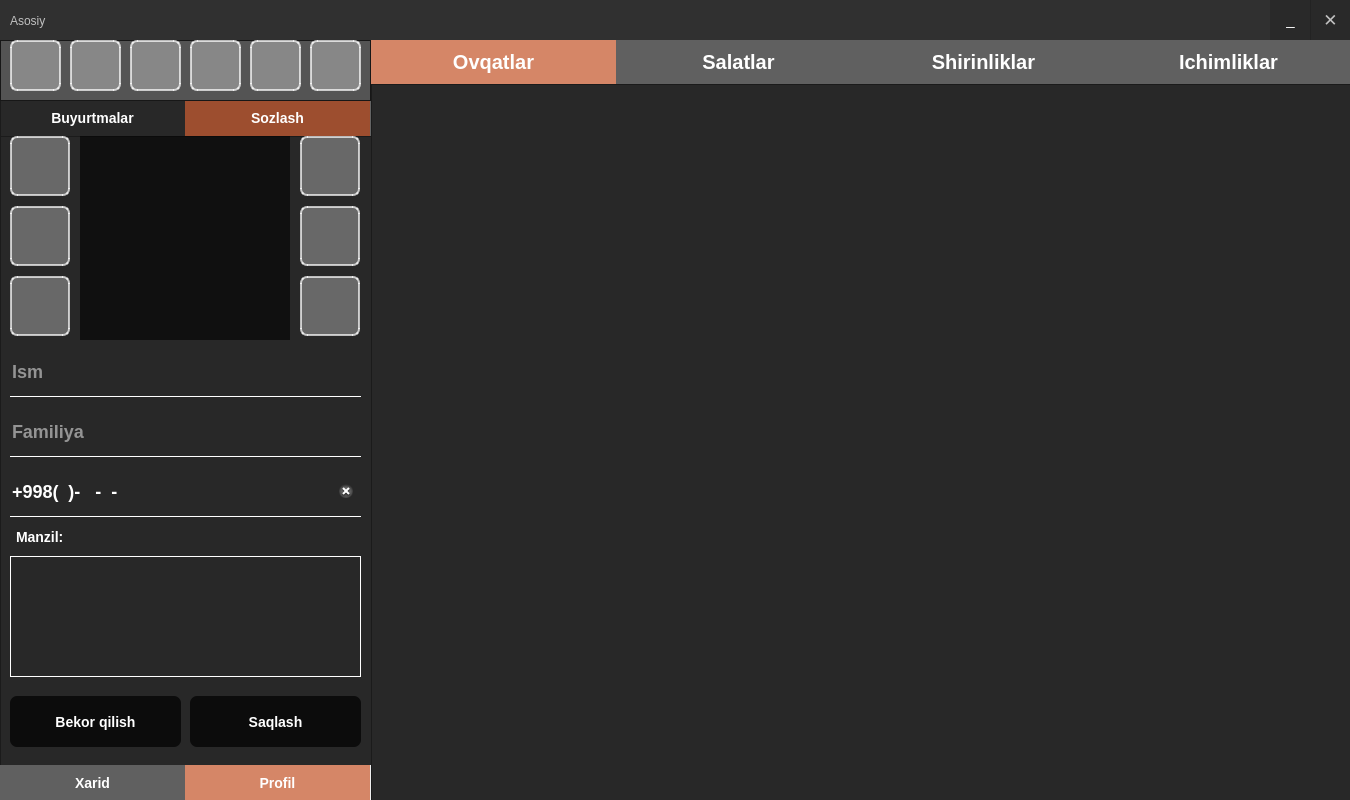
Ahmadjon-Ergashev/Restaurant, file design/main_user.ui: the form before one commit.
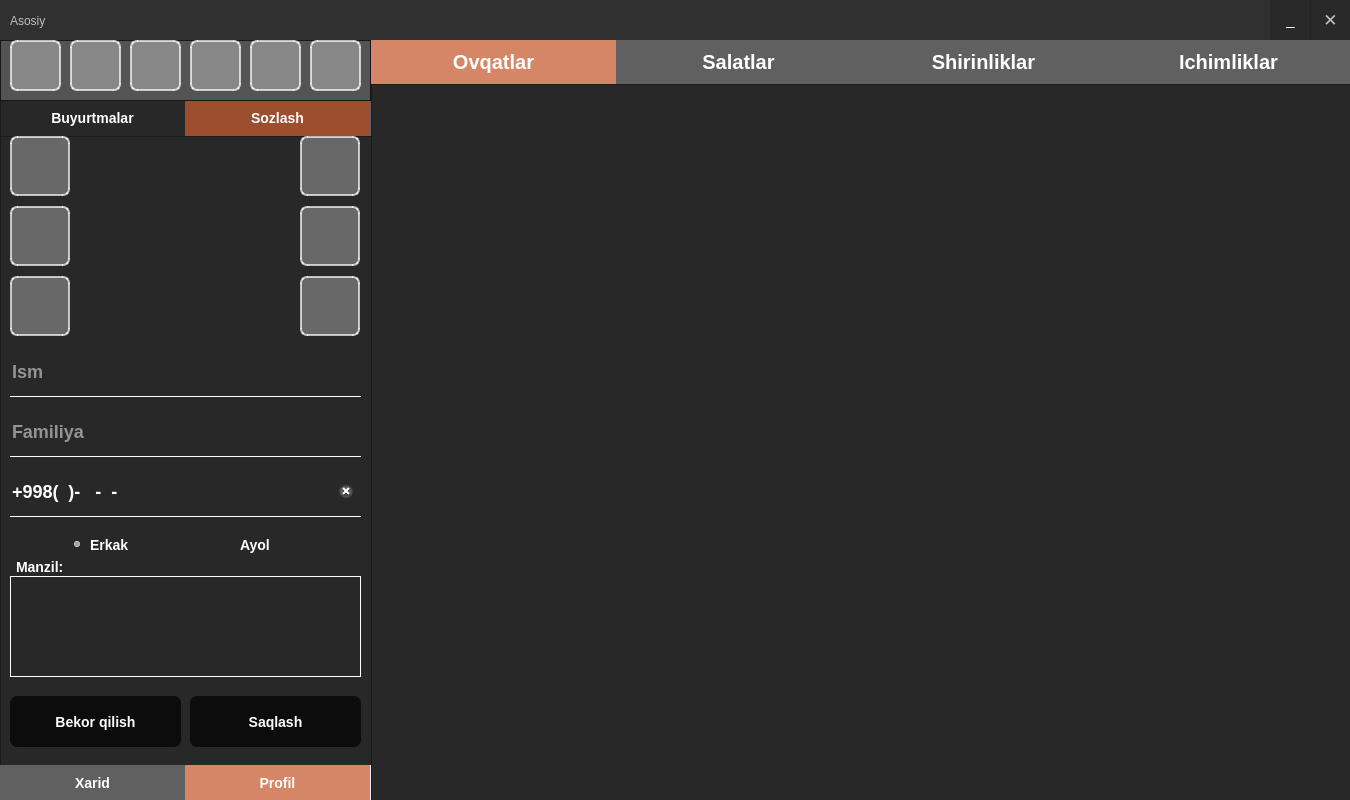
The form after the commit. Icons and pictures are not drawn.

Patch:
```diff
--- a/design/main_user.ui
+++ b/design/main_user.ui
@@ -1370,6 +1370,9 @@
         <string>Sozlash</string>
        </attribute>
        <widget class="QFrame" name="frame_9">
+        <property name="enabled">
+         <bool>true</bool>
+        </property>
         <property name="geometry">
          <rect>
           <x>0</x>
@@ -1404,7 +1407,13 @@
 }
 QPushButton:hover{
 background: rgba(255,255,255,0.5);
-}</string>
+}
+QRadioButton{
+background: transparent;
+font-size: 14px;
+color: white;
+}
+</string>
         </property>
         <property name="frameShape">
          <enum>QFrame::StyledPanel</enum>
@@ -1538,9 +1547,9 @@
          <property name="geometry">
           <rect>
            <x>10</x>
-           <y>420</y>
+           <y>440</y>
            <width>351</width>
-           <height>121</height>
+           <height>101</height>
           </rect>
          </property>
         </widget>
@@ -1548,7 +1557,7 @@
          <property name="geometry">
           <rect>
            <x>10</x>
-           <y>390</y>
+           <y>420</y>
            <width>91</width>
            <height>21</height>
           </rect>
@@ -1571,16 +1580,19 @@
          </property>
          <property name="minimumSize">
           <size>
-           <width>210</width>
+           <width>205</width>
            <height>0</height>
           </size>
          </property>
          <property name="maximumSize">
           <size>
-           <width>210</width>
-           <height>220</height>
+           <width>205</width>
+           <height>205</height>
           </size>
          </property>
+         <property name="styleSheet">
+          <string notr="true">background: transparent;</string>
+         </property>
          <property name="text">
           <string/>
          </property>
@@ -1822,6 +1834,65 @@
           </size>
          </property>
         </widget>
+        <widget class="QRadioButton" name="radio_female">
+         <property name="enabled">
+          <bool>true</bool>
+         </property>
+         <property name="geometry">
+          <rect>
+           <x>220</x>
+           <y>400</y>
+           <width>100</width>
+           <height>17</height>
+          </rect>
+         </property>
+         <property name="minimumSize">
+          <size>
+           <width>100</width>
+           <height>0</height>
+          </size>
+         </property>
+         <property name="maximumSize">
+          <size>
+           <width>100</width>
+           <height>16777215</height>
+          </size>
+         </property>
+         <property name="text">
+          <string>Ayol</string>
+         </property>
+         <property name="checked">
+          <bool>false</bool>
+         </property>
+        </widget>
+        <widget class="QRadioButton" name="radio_male">
+         <property name="geometry">
+          <rect>
+           <x>70</x>
+           <y>400</y>
+           <width>100</width>
+           <height>17</height>
+          </rect>
+         </property>
+         <property name="minimumSize">
+          <size>
+           <width>100</width>
+           <height>0</height>
+          </size>
+         </property>
+         <property name="maximumSize">
+          <size>
+           <width>100</width>
+           <height>16777215</height>
+          </size>
+         </property>
+         <property name="text">
+          <string>Erkak</string>
+         </property>
+         <property name="checked">
+          <bool>true</bool>
+         </property>
+        </widget>
        </widget>
       </widget>
      </widget>
```
Left out of the diff: 4 changed lines with no effect on the pictures.
